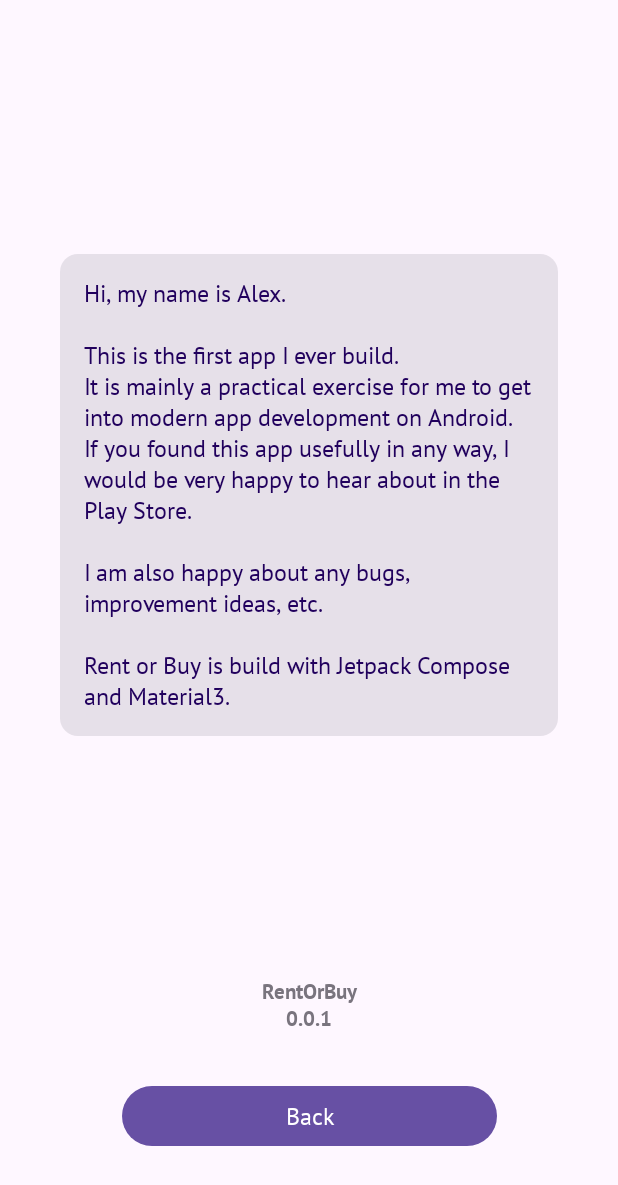
After one commit to weissale1/RentOrBuy, an Android app built with Jetpack Compose: the AboutScreen screen opened through its navigation route, on a phone screen of 412 x 824 dp. The commit adds this screen. Shown: the top 1185 px of the screen. Run offline under Robolectric (Android 15) with nearby library versions, the phone set to English and light mode, and no system bars.

Commit message:
add about screen, change some text colors

```diff
--- /dev/null
+++ b/app/src/main/java/com/example/rentorbuy/ui/AboutScreen.kt
@@ -0,0 +1,84 @@
+package com.example.rentorbuy.ui
+
+import androidx.annotation.StringRes
+import androidx.compose.foundation.Image
+import androidx.compose.foundation.layout.Arrangement
+import androidx.compose.foundation.layout.Column
+import androidx.compose.foundation.layout.Spacer
+import androidx.compose.foundation.layout.fillMaxHeight
+import androidx.compose.foundation.layout.height
+import androidx.compose.foundation.layout.padding
+import androidx.compose.foundation.layout.widthIn
+import androidx.compose.material3.Button
+import androidx.compose.material3.Card
+import androidx.compose.material3.MaterialTheme
+import androidx.compose.material3.Text
+import androidx.compose.runtime.Composable
+import androidx.compose.ui.Alignment
+import androidx.compose.ui.Modifier
+import androidx.compose.ui.res.dimensionResource
+import androidx.compose.ui.res.painterResource
+import androidx.compose.ui.res.stringResource
+import androidx.compose.ui.text.style.TextAlign
+import androidx.compose.ui.tooling.preview.Preview
+import androidx.compose.ui.unit.dp
+import com.example.rentorbuy.R
+import com.example.rentorbuy.ui.theme.RentOrBuyTheme
+
+@Composable
+fun AboutScreen(
+    @StringRes aboutText: Int,
+    onBackButtonClicked: () -> Unit,
+    modifier: Modifier = Modifier
+) {
+
+    Column(
+        modifier = Modifier.padding(40.dp),
+        horizontalAlignment = Alignment.CenterHorizontally,
+        verticalArrangement = Arrangement.SpaceBetween
+    ) {
+        Spacer(modifier = Modifier.weight(1f))
+
+        Card() {
+            Text(
+                text = stringResource(id = aboutText),
+                style = MaterialTheme.typography.bodyLarge,
+                color = MaterialTheme.colorScheme.onPrimaryContainer,
+                modifier = Modifier.padding(
+                    dimensionResource(id = R.dimen.padding_medium)
+                ),
+            )
+        }
+
+        Spacer(modifier = Modifier.weight(1f))
+
+        Text(
+            text = stringResource(id = R.string.app_name) + "\n" + stringResource(id = R.string.version),
+            textAlign = TextAlign.Center,
+            style = MaterialTheme.typography.labelSmall,
+            color = MaterialTheme.colorScheme.outline,
+            modifier = Modifier.padding(
+                dimensionResource(id = R.dimen.padding_large)
+            ),
+        )
+        Button(
+            onClick = onBackButtonClicked,
+            modifier = Modifier.widthIn(min = 250.dp)
+        ) {
+            Text(stringResource(R.string.back))
+        }
+        Spacer(modifier = Modifier.height(dimensionResource(R.dimen.padding_medium)))
+    }
+}
+
+
+@Preview(showBackground = true, showSystemUi = true)
+@Composable
+fun InputScreenPreview() {
+    RentOrBuyTheme {
+        AboutScreen(
+            aboutText = R.string.about_text,
+            onBackButtonClicked =  {}
+        )
+    }
+}
--- a/app/src/main/java/com/example/rentorbuy/ui/InputScreen.kt
+++ b/app/src/main/java/com/example/rentorbuy/ui/InputScreen.kt
@@ -4,14 +4,19 @@ import androidx.annotation.StringRes
 import androidx.compose.foundation.Image
 import androidx.compose.foundation.layout.Arrangement
 import androidx.compose.foundation.layout.Column
+import androidx.compose.foundation.layout.Row
 import androidx.compose.foundation.layout.Spacer
 import androidx.compose.foundation.layout.fillMaxWidth
 import androidx.compose.foundation.layout.height
 import androidx.compose.foundation.layout.padding
 import androidx.compose.foundation.layout.widthIn
 import androidx.compose.foundation.text.KeyboardOptions
+import androidx.compose.material.icons.Icons
+import androidx.compose.material.icons.outlined.Info
 import androidx.compose.material3.Button
 import androidx.compose.material3.ExperimentalMaterial3Api
+import androidx.compose.material3.Icon
+import androidx.compose.material3.IconButton
 import androidx.compose.material3.MaterialTheme
 import androidx.compose.material3.Text
 import androidx.compose.material3.TextField
@@ -23,21 +28,38 @@ import androidx.compose.runtime.setValue
 import androidx.compose.ui.Alignment
 import androidx.compose.ui.Modifier
 import androidx.compose.ui.res.dimensionResource
-import androidx.compose.ui.res.painterResource
 import androidx.compose.ui.res.stringResource
 import androidx.compose.ui.text.input.ImeAction
 import androidx.compose.ui.text.input.KeyboardType
 import androidx.compose.ui.text.style.TextAlign
+import androidx.compose.ui.tooling.preview.Preview
 import androidx.compose.ui.unit.dp
 import com.example.rentorbuy.R
 
 @Composable
 fun InputScreen(
     onNextButtonClicked: (Float, Float) -> Unit,
+    onAboutButtonClicked: () -> Unit,
     modifier: Modifier = Modifier
 ) {
     var rentalPriceInput by remember { mutableStateOf("") }
     var buyPriceInput by remember { mutableStateOf("") }
+
+    Row(
+        horizontalArrangement = Arrangement.End,
+        verticalAlignment = Alignment.Top,
+        modifier = Modifier
+            .fillMaxWidth()
+            .padding(dimensionResource(id = R.dimen.padding_small))
+    ){
+        IconButton(onClick = onAboutButtonClicked) {
+            Icon(
+                Icons.Outlined.Info,
+                contentDescription = null,
+                tint = MaterialTheme.colorScheme.outline,
+            )
+        }
+    }
 
     Column(
         modifier = Modifier.padding(40.dp),
@@ -152,3 +174,13 @@ fun EditNumberField(
         modifier = modifier
     )
 }
+@Preview(showBackground = true, showSystemUi = true)
+@Composable
+fun InputScreenPreview() {
+    RentOrBuyTheme {
+        InputScreen(
+            onNextButtonClicked = { _, _ -> },
+            onAboutButtonClicked =  {}
+        )
+    }
+}
--- a/app/src/main/java/com/example/rentorbuy/ui/OutputScreen.kt
+++ b/app/src/main/java/com/example/rentorbuy/ui/OutputScreen.kt
@@ -141,6 +141,7 @@ fun ResultText(
                 Text(
                     text = stringResource(text1),
                     style = MaterialTheme.typography.bodyLarge,
+                    color = MaterialTheme.colorScheme.onPrimaryContainer
                 )
                 Text(
                     text = breakPoint.toString(),
@@ -155,6 +156,7 @@ fun ResultText(
                 Text(
                     text = stringResource(text2),
                     style = MaterialTheme.typography.bodyLarge,
+                    color = MaterialTheme.colorScheme.onPrimaryContainer
                 )
             }
         }
@@ -282,7 +284,7 @@ fun ComparisonRow(
 
 @Preview(showBackground = true, showSystemUi = true)
 @Composable
-fun OutputSreenPreview() {
+fun OutputScreenPreview() {
     RentOrBuyTheme {
         OutputScreen(
             rentalPrice = 3f,
--- a/app/src/main/java/com/example/rentorbuy/ui/RentOrBuyScreen.kt
+++ b/app/src/main/java/com/example/rentorbuy/ui/RentOrBuyScreen.kt
@@ -20,7 +20,8 @@ import com.example.rentorbuy.ui.theme.OutputScreen
 
 enum class RentOrBuyScreen(@StringRes val title: Int) {
     Input(title = R.string.input_screen),
-    Result(title = R.string.result_screen)
+    Result(title = R.string.result_screen),
+    About(title = R.string.about_screen)
 }
 
 @OptIn(ExperimentalMaterial3Api::class)
@@ -52,6 +53,9 @@ fun RentOrBuyApp(
                     onNextButtonClicked = { rentPrice, buyPrice ->
                         viewModel.calcRes(rentPrice, buyPrice)
                         navController.navigate(RentOrBuyScreen.Result.name)
+                    },
+                    onAboutButtonClicked = {
+                        navController.navigate(RentOrBuyScreen.About.name)
                     }
                 )
             }
@@ -63,7 +67,14 @@ fun RentOrBuyApp(
                     resTextStart = getStartText(uiState.modZero),
                     onBackButtonClicked = {
                         navController.popBackStack(RentOrBuyScreen.Input.name, inclusive = false)
-                        //navController.navigate(RentOrBuyScreen.Input.name)
+                    }
+                )
+            }
+            composable(route = RentOrBuyScreen.About.name) {
+                AboutScreen(
+                    aboutText = R.string.about_text,
+                    onBackButtonClicked = {
+                        navController.popBackStack(RentOrBuyScreen.Input.name, inclusive = false)
                     }
                 )
             }
--- a/app/src/main/res/values/strings.xml
+++ b/app/src/main/res/values/strings.xml
@@ -2,6 +2,7 @@
     <string name="app_name">RentOrBuy</string>
     <string name="input_screen">Input_Screen</string>
     <string name="result_screen">Result_Screen</string>
+    <string name="about_screen">About_Screen</string>
     <string name="rentalPrice">Rental price</string>
     <string name="buyPrice">Buy price</string>
     <string name="noOfRentals">Rentals</string>
@@ -12,4 +13,16 @@
     <string name="res_end">rentals.</string>
     <string name="next">Calculate</string>
     <string name="back">Back</string>
+    <string name="version">0.0.1</string>
+    <string name="about_text">
+        Hi, my name is Alex.
+        \n\nThis is the first app I ever build.
+        \nIt is mainly a practical exercise for me to
+        get into modern app development on Android.
+        \nIf you found this app usefully in any way, I would
+        be very happy to hear about in the Play Store.
+        \n\nI am also happy about any bugs, improvement ideas, etc.
+        \n\nRent or Buy is build with Jetpack Compose and Material3.
+    </string>
+
 </resources>
```
Also changed, not shown: 1 other file.
